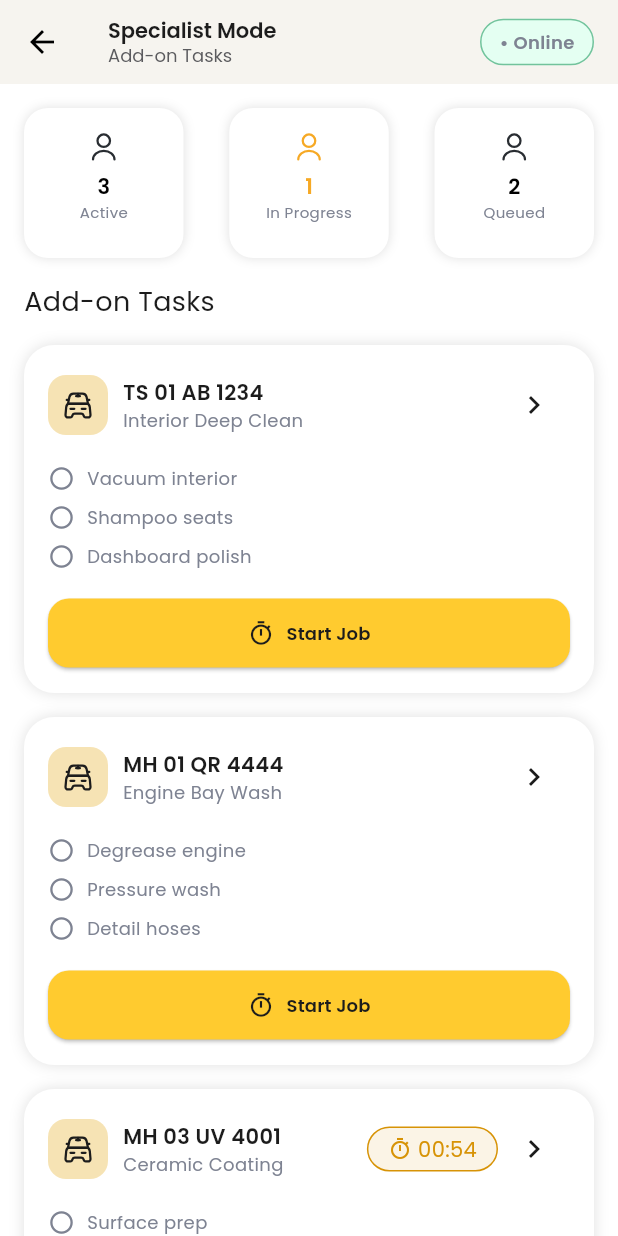
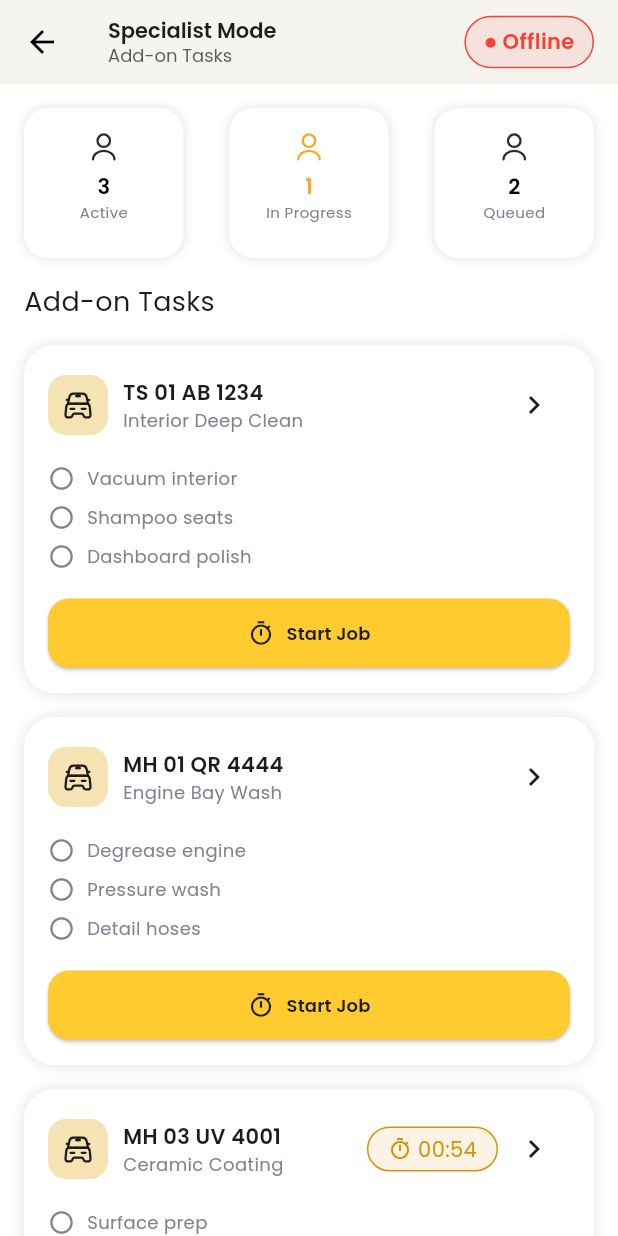
Before and after one commit to Arjun-52/autozy_vendor_app, a Flutter app: the SpecialistModeScreen screen opened by its route, on a phone screen of 412 x 824 dp. Run offline on Flutter 3.47's test engine with Material 3 defaults, Android fonts, the phone set to English and light mode, and no system bars; our stand-ins replace another_flushbar, dio, firebase_core, firebase_messaging, flutter_svg, go_router and 3 more; accounts and stored records are empty; generated files the repository leaves out were written again; project files that could hold a hidden picture were left out.

Commit message:
added online - offline

```diff
--- a/lib/views/detailer/screens/detailer_dashboard.dart
+++ b/lib/views/detailer/screens/detailer_dashboard.dart
@@ -85,7 +85,7 @@ class _DetailerDashboardState extends State<DetailerDashboard> {
                 isOnline = !isOnline;
               });
 
-              handleOnlineToggle(context, isOnline); // ✅ ADD THIS LINE
+              handleOnlineToggle(context, isOnline);
             },
             child: AnimatedContainer(
               duration: const Duration(milliseconds: 250),
--- a/lib/views/specialist/screens/specialist_mode_screen.dart
+++ b/lib/views/specialist/screens/specialist_mode_screen.dart
@@ -1,3 +1,4 @@
+import 'package:autozy_vendor_app/core/utils/top_status_banner.dart';
 import 'package:autozy_vendor_app/views/specialist/widegts/task_card.dart';
 import 'package:autozy_vendor_app/views/specialist/widegts/task_status_tile.dart';
 import 'package:flutter/material.dart';
@@ -11,8 +12,15 @@ import '../../../core/constants/app_spacing.dart';
 import '../../../core/constants/app_styles.dart';
 import '../../../core/di/dependency_injection.dart';
 
-class SpecialistModeScreen extends StatelessWidget {
+class SpecialistModeScreen extends StatefulWidget {
   const SpecialistModeScreen({super.key});
+
+  @override
+  State<SpecialistModeScreen> createState() => _SpecialistModeScreenState();
+}
+
+class _SpecialistModeScreenState extends State<SpecialistModeScreen> {
+  bool isOnline = false;
 
   @override
   Widget build(BuildContext context) {
@@ -37,17 +45,35 @@ class SpecialistModeScreen extends StatelessWidget {
             ],
           ),
           actions: [
-            Container(
-              margin: AppSpacing.right16,
-              padding: AppSpacing.horizontal12Vertical6,
-              decoration: BoxDecoration(
-                color: AppColors.successLight,
-                border: Border.all(
-                  color: AppColors.successDark.withOpacity(0.5),
+            GestureDetector(
+              onTap: () {
+                setState(() {
+                  isOnline = !isOnline;
+                });
+
+                handleOnlineToggle(context, isOnline);
+              },
+              child: AnimatedContainer(
+                duration: const Duration(milliseconds: 250),
+                margin: AppSpacing.right16,
+                padding: AppSpacing.horizontal12Vertical6,
+                decoration: BoxDecoration(
+                  color: isOnline
+                      ? AppColors.onlineBg.withOpacity(0.5)
+                      : Colors.red.withOpacity(0.1),
+                  border: Border.all(
+                    color: isOnline ? AppColors.success : Colors.red,
+                  ),
+                  borderRadius: BorderRadius.circular(AppSpacing.radiusLg),
                 ),
-                borderRadius: BorderRadius.circular(AppSpacing.radiusLg),
+                child: Text(
+                  isOnline ? "● Online" : "● Offline",
+                  style: TextStyle(
+                    color: isOnline ? AppColors.success : Colors.red,
+                    fontWeight: FontWeight.w600,
+                  ),
+                ),
               ),
-              child: const Text("• Online", style: AppStyles.smallMedium),
             ),
           ],
         ),
```
Also changed, not shown: lib/views/inspector/screens/inspector_dashboard.dart (+21 -7 lines), lib/views/supervisor/screens/supervisor_screen.dart (+21 -7 lines).
